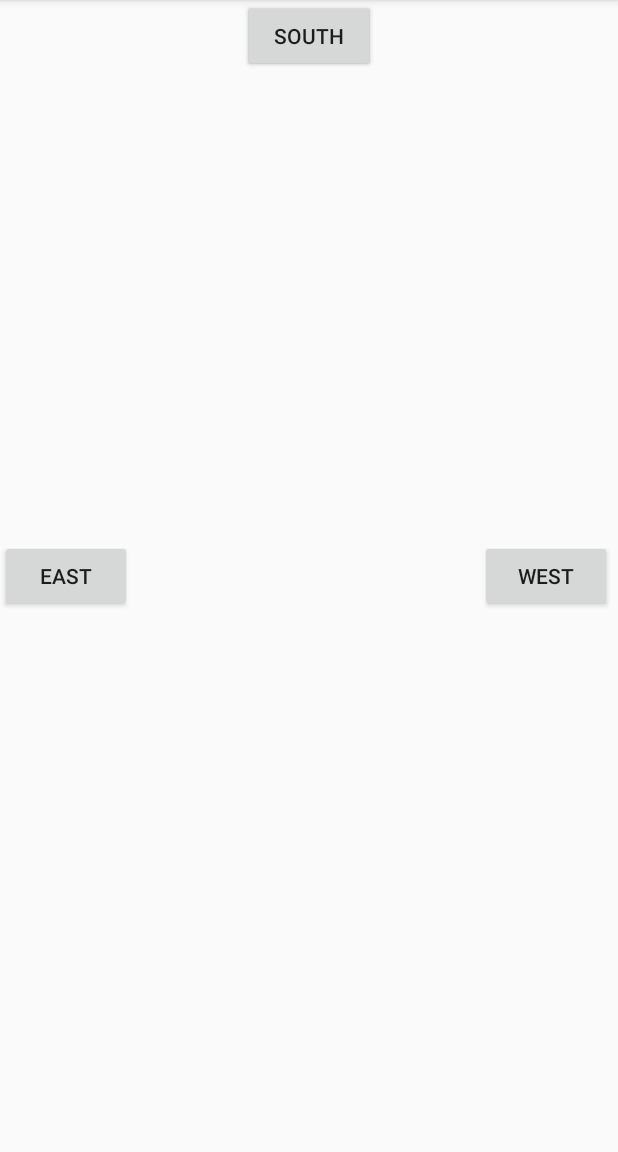
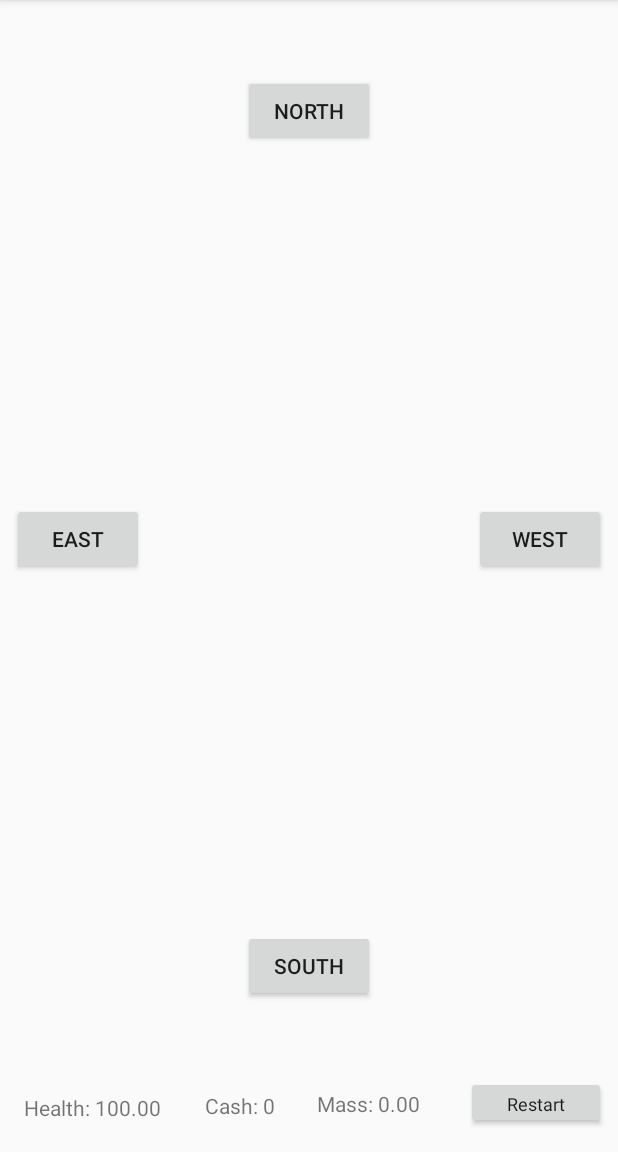
Before and after one commit to angustemple/MapGame, an Android app: the screen it shows after launch (MainActivity), on a phone screen of 412 x 824 dp, the part 84-1236 px from its top. Run offline under Robolectric (Android 15) with nearby library versions, the phone set to English and light mode, and no system bars.

Commit message:
Updated view objects for status bar and win/loss bar

```diff
--- a/app/src/main/java/curtin/edu/au/mapgame/Model/GameMap.java
+++ b/app/src/main/java/curtin/edu/au/mapgame/Model/GameMap.java
@@ -1,4 +1,5 @@
 package curtin.edu.au.mapgame.Model;
+import curtin.edu.au.mapgame.Model.Area;
 import java.util.*;
 
 public class GameMap
@@ -8,7 +9,7 @@ public class GameMap
     // CONSTRUCTOR ---------------------------------------------------------------------------------
     public GameMap()
     {
-        grid = Area[10][10];
+        this.grid = new Area[10][10];
     }
 
     // ACCESSORS -----------------------------------------------------------------------------------
--- a/app/src/main/res/layout/activity_main.xml
+++ b/app/src/main/res/layout/activity_main.xml
@@ -4,45 +4,140 @@
     xmlns:tools="http://schemas.android.com/tools"
     android:layout_width="match_parent"
     android:layout_height="match_parent"
+    android:layout_margin="0dp"
+    android:layout_marginStart="0dp"
+    android:layout_marginLeft="0dp"
+    android:layout_marginTop="0dp"
+    android:layout_marginEnd="0dp"
+    android:layout_marginRight="0dp"
+    android:layout_marginBottom="0dp"
     tools:context=".MainActivity">
 
     <Button
-        android:id="@+id/northBtn"
+        android:id="@+id/btn_north"
         android:layout_width="wrap_content"
         android:layout_height="wrap_content"
-        android:text="North"
+        android:layout_marginTop="50dp"
+        android:text="@string/north"
+        app:layout_constraintBottom_toBottomOf="parent"
         app:layout_constraintEnd_toEndOf="parent"
-        app:layout_constraintHorizontal_bias="0.5"
         app:layout_constraintStart_toStartOf="parent"
-        tools:layout_editor_absoluteY="0dp" />
+        app:layout_constraintTop_toTopOf="parent"
+        app:layout_constraintVertical_bias="0.0" />
 
     <Button
-        android:id="@+id/southBtn"
+        android:id="@+id/btnSouth"
         android:layout_width="wrap_content"
         android:layout_height="wrap_content"
-        android:text="South"
+        android:layout_marginBottom="100dp"
+        android:text="@string/south"
+        app:layout_constraintBottom_toBottomOf="parent"
         app:layout_constraintEnd_toEndOf="parent"
-        app:layout_constraintHorizontal_bias="0.501"
         app:layout_constraintStart_toStartOf="parent"
-        tools:layout_editor_absoluteY="596dp" />
+        app:layout_constraintTop_toTopOf="parent"
+        app:layout_constraintVertical_bias="1.0" />
 
     <Button
-        android:id="@+id/westBtn"
+        android:id="@+id/btn_west"
         android:layout_width="wrap_content"
         android:layout_height="wrap_content"
-        android:layout_marginStart="232dp"
-        android:layout_marginLeft="232dp"
+        android:layout_marginEnd="8dp"
+        android:layout_marginRight="8dp"
+        android:layout_marginBottom="50dp"
         android:text="@string/west"
         app:layout_constraintBottom_toBottomOf="parent"
-        app:layout_constraintStart_toEndOf="@+id/eastBtn"
+        app:layout_constraintEnd_toEndOf="parent"
+        app:layout_constraintHorizontal_bias="1.0"
+        app:layout_constraintStart_toStartOf="parent"
         app:layout_constraintTop_toTopOf="parent" />
 
     <Button
-        android:id="@+id/eastBtn"
+        android:id="@+id/btn_east"
         android:layout_width="wrap_content"
         android:layout_height="wrap_content"
+        android:layout_marginStart="8dp"
+        android:layout_marginLeft="8dp"
+        android:layout_marginBottom="50dp"
         android:text="@string/east"
         app:layout_constraintBottom_toBottomOf="parent"
+        app:layout_constraintEnd_toEndOf="parent"
+        app:layout_constraintHorizontal_bias="0.0"
+        app:layout_constraintStart_toStartOf="parent"
         app:layout_constraintTop_toTopOf="parent" />
 
+    <TextView
+        android:id="@+id/tv_health"
+        android:layout_width="92dp"
+        android:layout_height="wrap_content"
+        android:layout_marginStart="8dp"
+        android:layout_marginLeft="8dp"
+        android:layout_marginTop="8dp"
+        android:layout_marginEnd="10dp"
+        android:layout_marginRight="10dp"
+        android:layout_marginBottom="20dp"
+        android:text="@string/label_health"
+        app:layout_constraintBottom_toBottomOf="parent"
+        app:layout_constraintEnd_toStartOf="@+id/tv_cash"
+        app:layout_constraintHorizontal_bias="0.296"
+        app:layout_constraintStart_toStartOf="parent"
+        app:layout_constraintTop_toTopOf="parent"
+        app:layout_constraintVertical_bias="1.0" />
+
+    <TextView
+        android:id="@+id/tv_cash"
+        android:layout_width="wrap_content"
+        android:layout_height="wrap_content"
+        android:layout_marginTop="8dp"
+        android:layout_marginEnd="28dp"
+        android:layout_marginRight="28dp"
+        android:layout_marginBottom="20dp"
+        android:text="@string/label_cash"
+        app:layout_constraintBottom_toBottomOf="parent"
+        app:layout_constraintEnd_toStartOf="@+id/tv_mass"
+        app:layout_constraintTop_toTopOf="parent"
+        app:layout_constraintVertical_bias="0.998" />
+
+    <TextView
+        android:id="@+id/tv_mass"
+        android:layout_width="75dp"
+        android:layout_height="22dp"
+        android:layout_marginTop="8dp"
+        android:layout_marginEnd="24dp"
+        android:layout_marginRight="24dp"
+        android:layout_marginBottom="20dp"
+        android:text="@string/label_mass"
+        app:layout_constraintBottom_toBottomOf="parent"
+        app:layout_constraintEnd_toStartOf="@+id/btn_restart"
+        app:layout_constraintTop_toTopOf="parent"
+        app:layout_constraintVertical_bias="1.0" />
+
+    <Button
+        android:id="@+id/btn_restart"
+        android:layout_width="93dp"
+        android:layout_height="35dp"
+        android:layout_marginEnd="8dp"
+        android:layout_marginRight="8dp"
+        android:layout_marginBottom="15dp"
+        android:text="@string/label_restart"
+        android:textAppearance="@style/TextAppearance.AppCompat.Body1"
+        android:textScaleX="1"
+        android:textSize="12sp"
+        app:layout_constraintBottom_toBottomOf="parent"
+        app:layout_constraintEnd_toEndOf="parent"
+        app:layout_constraintTop_toTopOf="parent"
+        app:layout_constraintVertical_bias="1.0" />
+
+    <TextView
+        android:id="@+id/label_winlose"
+        android:layout_width="395dp"
+        android:layout_height="wrap_content"
+        android:layout_marginBottom="70dp"
+        android:gravity="clip_horizontal|center"
+        android:text="@string/label_winlose"
+        android:visibility="invisible"
+        app:layout_constraintBottom_toBottomOf="parent"
+        app:layout_constraintEnd_toEndOf="parent"
+        app:layout_constraintHorizontal_bias="0.5"
+        app:layout_constraintStart_toStartOf="parent" />
+
 </androidx.constraintlayout.widget.ConstraintLayout>
--- a/app/src/main/res/values/strings.xml
+++ b/app/src/main/res/values/strings.xml
@@ -2,4 +2,12 @@
     <string name="app_name">MapGame</string>
     <string name="west">West</string>
     <string name="east">East</string>
+    <string name="north">North</string>
+    <string name="south">South</string>
+    <string name="label_health">Health: 100.00</string>
+    <string name="label_cash">Cash: 0</string>
+    <string name="label_mass">Mass: 0.00</string>
+    <string name="label_restart">Restart</string>
+    <string name="label_winlose">You have neither won nor lost!</string>
+
 </resources>
```
